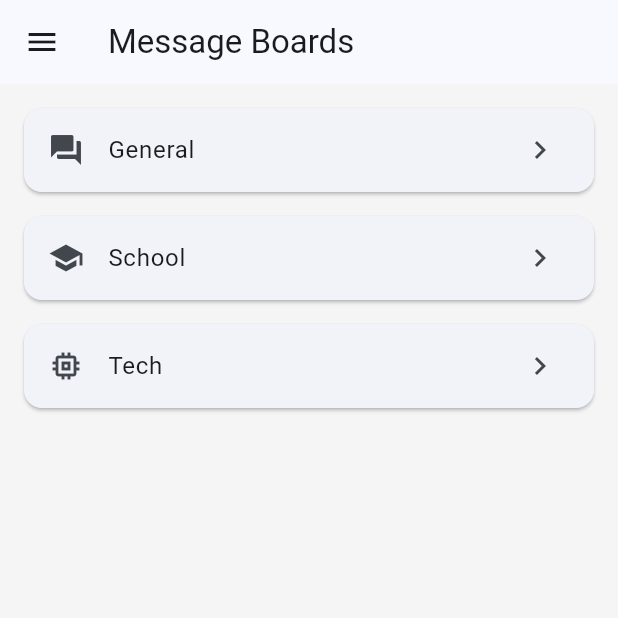
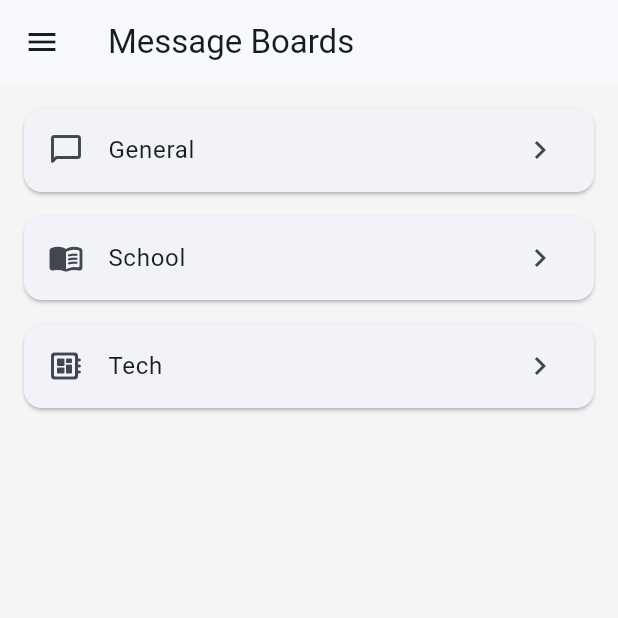
Before and after one commit to adityanair777/homeworksecond, a Flutter app: the screen it shows once a user with an empty profile is signed in, in the side drawer, after a tap on "Message Boards", on a phone screen of 412 x 824 dp, the top half of it. Run offline on Flutter 3.47's test engine with Material 3 defaults, Android fonts, the phone set to English and light mode, and no system bars; our stand-ins replace cloud_firestore, firebase_auth, firebase_core; accounts and stored records are empty.

Commit message:
updated splash and some ui

```diff
--- a/lib/main.dart
+++ b/lib/main.dart
@@ -50,11 +50,47 @@ class _SplashState extends State<Splash> {
 
   @override
   Widget build(BuildContext context) {
-    return const Scaffold(
-      body: Center(
-        child: Text(
-          'Chatboards',
-          style: TextStyle(fontSize: 28, fontWeight: FontWeight.w600),
+    return Scaffold(
+      body: Container(
+        decoration: const BoxDecoration(
+          gradient: LinearGradient(
+            colors: [Color(0xFF1976D2), Color(0xFF64B5F6)],
+            begin: Alignment.topCenter,
+            end: Alignment.bottomCenter,
+          ),
+        ),
+        child: Center(
+          child: Column(
+            mainAxisSize: MainAxisSize.min,
+            children: const [
+              CircleAvatar(
+                radius: 36,
+                backgroundColor: Colors.white,
+                child: Icon(Icons.forum, size: 40, color: Color.fromARGB(255, 42, 124, 207)),
+              ),
+              SizedBox(height: 16),
+              Text(
+                'Chatboards',
+                style: TextStyle(
+                  fontSize: 26,
+                  fontWeight: FontWeight.w700,
+                  color: Colors.white,
+                ),
+              ),
+              SizedBox(height: 6),
+              Text(
+                'Homework 2',
+                style: TextStyle(
+                  fontSize: 14,
+                  color: Colors.white70,
+                ),
+              ),
+              SizedBox(height: 20),
+              CircularProgressIndicator(
+                valueColor: AlwaysStoppedAnimation<Color>(Colors.white),
+              ),
+            ],
+          ),
         ),
       ),
     );
@@ -223,10 +259,23 @@ class BoardsHome extends StatelessWidget {
   const BoardsHome({super.key});
 
   static final boards = <Board>[
-    Board(id: 'general', title: 'General', icon: Icons.forum),
-    Board(id: 'school', title: 'School', icon: Icons.school),
-    Board(id: 'tech', title: 'Tech', icon: Icons.memory),
+    Board(
+      id: 'general',
+      title: 'General',
+      icon: Icons.chat_bubble_outline_rounded,
+    ),
+    Board(
+      id: 'school',
+      title: 'School',
+      icon: Icons.menu_book_rounded,
+    ),
+    Board(
+      id: 'tech',
+      title: 'Tech',
+      icon: Icons.developer_board_rounded,
+    ),
   ];
+
 
   @override
   Widget build(BuildContext context) {
```
